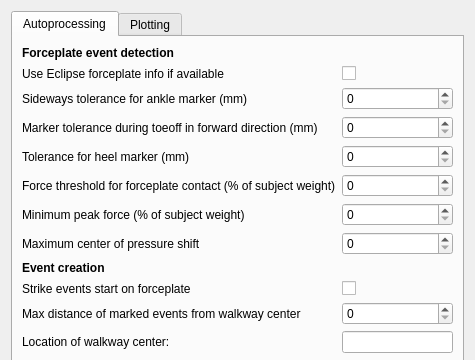
Qt form nexus_scripts/autoproc_dialog.ui (NCH-Motion-Laboratory/gaitutils) before a commit; both pictures show x 0 to 475 and y 0 to 360 of the 475 by 810 pixel window.
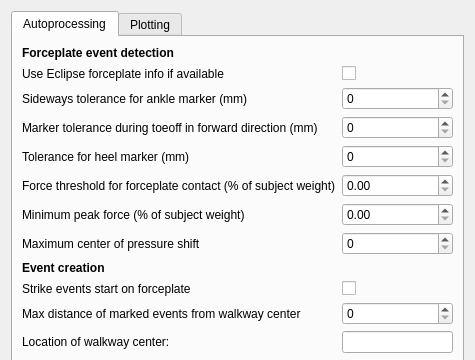
The same form after that commit.

Commit message:
config dialog wip
some type conv bugs remain

The edit to the form file:
```diff
--- a/nexus_scripts/autoproc_dialog.ui
+++ b/nexus_scripts/autoproc_dialog.ui
@@ -90,9 +90,6 @@
            </property>
           </widget>
          </item>
-         <item row="5" column="1">
-          <widget class="QSpinBox" name="cfg_forceplate_contact_threshold"/>
-         </item>
          <item row="6" column="0">
           <widget class="QLabel" name="label_5">
            <property name="text">
@@ -100,9 +97,6 @@
            </property>
           </widget>
          </item>
-         <item row="6" column="1">
-          <widget class="QSpinBox" name="cfg_forceplate_min_weight"/>
-         </item>
          <item row="7" column="0">
           <widget class="QLabel" name="label_8">
            <property name="text">
@@ -199,6 +193,12 @@
            </item>
           </widget>
          </item>
+         <item row="5" column="1">
+          <widget class="QDoubleSpinBox" name="cfg_forceplate_contact_threshold"/>
+         </item>
+         <item row="6" column="1">
+          <widget class="QDoubleSpinBox" name="cfg_forceplate_min_weight"/>
+         </item>
         </layout>
        </item>
       </layout>
```
Left out of the diff: 15 changed lines with no effect on the pictures. The commit also changes 1 other file.
